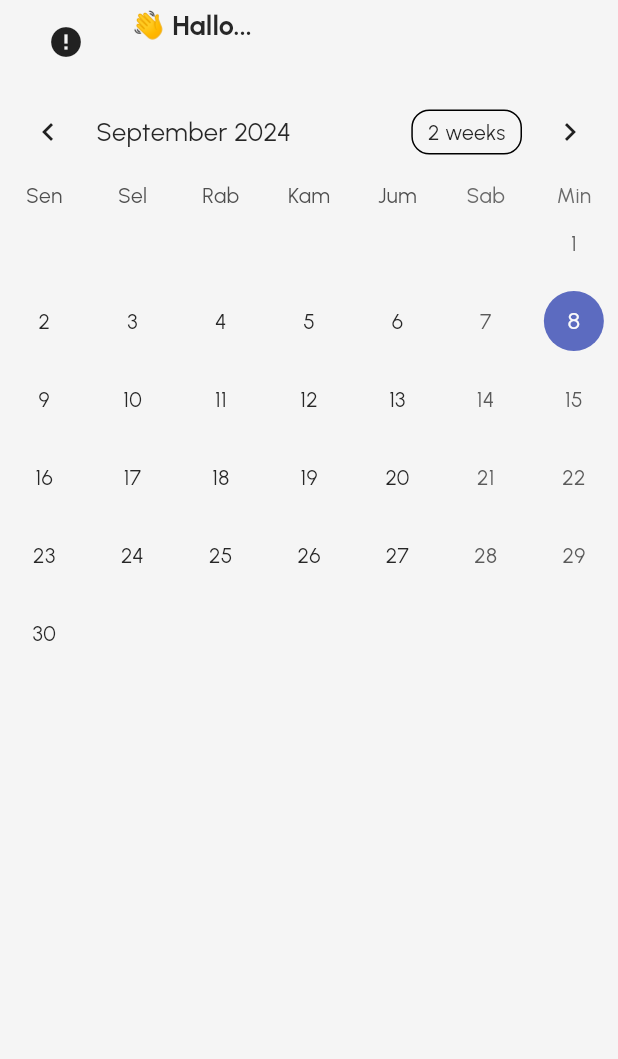
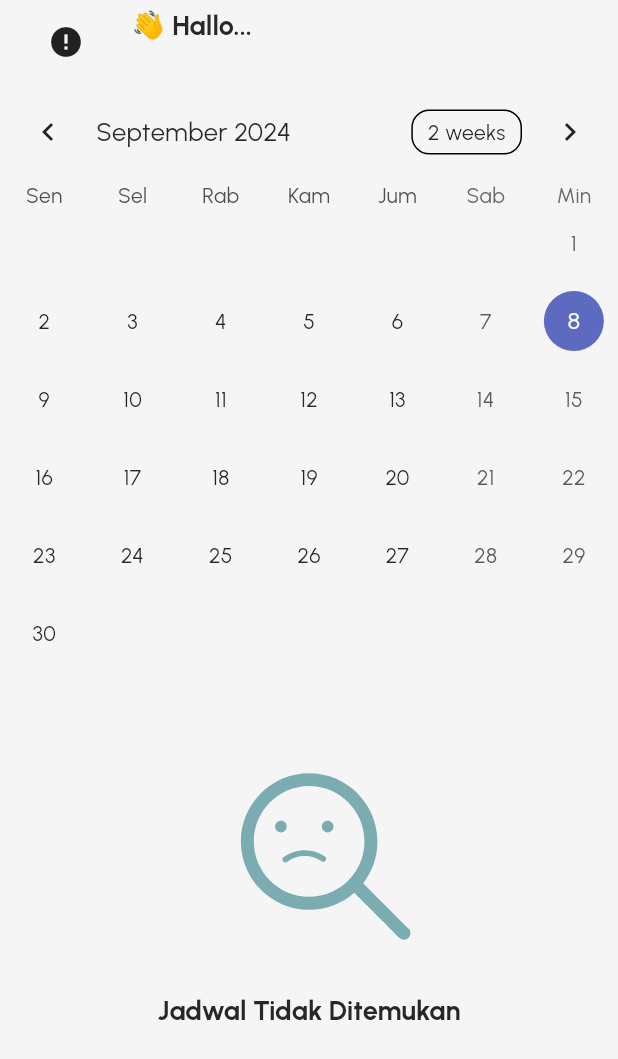
Before and after one commit to DikaHaryadi/penjadwalan, a Flutter app: the HomepageDriver widget shown alone on an empty page, opened directly, on a phone screen of 412 x 824 dp. Shown: the top 1059 px of the screen. Run offline on Flutter 3.47's test engine with Material 3 defaults, Android fonts, the phone set to English and light mode, and no system bars; drawn by our look-alikes of cached_network_image, table_calendar; our stand-ins replace cloud_firestore, connectivity_plus, firebase_core, get, get_storage, iconsax and 3 more; accounts and stored records are empty; generated files the repository leaves out were written again; network calls fail.

Commit message:
penambahan lottie jika tidak ada jadwal

```diff
--- a/lib/screens/driver/homepage_driver.dart
+++ b/lib/screens/driver/homepage_driver.dart
@@ -6,6 +6,7 @@ import 'package:example/theme/app_colors.dart';
 import 'package:flutter/material.dart';
 import 'package:get/get.dart';
 import 'package:iconsax/iconsax.dart';
+import 'package:lottie/lottie.dart';
 import 'package:table_calendar/table_calendar.dart';
 
 import '../../controllers/calendar_controller.dart';
@@ -95,7 +96,16 @@ class HomepageDriver extends StatelessWidget {
                 ),
               )),
           const SizedBox(height: 8.0),
-          Obx(() => ListView.builder(
+          Obx(() => controller.selectedEvents.isEmpty
+              ? Column(
+                  children: [
+                    Lottie.asset('assets/animations/not_avaiable.json',
+                        width: MediaQuery.of(context).size.width / 2),
+                    Text('Jadwal Tidak Ditemukan',
+                        style: Theme.of(context).textTheme.headlineMedium)
+                  ],
+                )
+              : ListView.builder(
                   itemCount: controller.selectedEvents.length,
                   shrinkWrap: true,
                   physics: const NeverScrollableScrollPhysics(),
@@ -116,8 +126,10 @@ class HomepageDriver extends StatelessWidget {
                                         ),
                                         TextButton(
                                           onPressed: () async {
-                                          await controller.editStatusByTanggal(
-                                              events.date!, events.status);
+                                            await controller
+                                                .editStatusByTanggal(
+                                                    events.date!,
+                                                    events.status);
                                             Navigator.of(Get.overlayContext!)
                                                 .pop();
                                           },
@@ -227,9 +239,10 @@ class HomepageDriver extends StatelessWidget {
                                                   .textTheme
                                                   .titleMedium
                                                   ?.copyWith(
-                                                    fontWeight: FontWeight.bold,
-                                                    color:
-                                                        (events.status == '0' ||
+                                                      fontWeight:
+                                                          FontWeight.bold,
+                                                      color: (events.status ==
+                                                                  '0' ||
                                                               events.status ==
                                                                   '1')
                                                           ? AppColors.error
@@ -307,33 +320,24 @@ class HomepageDriver extends StatelessWidget {
                             ),
                             const SizedBox(height: CustomSize.sm),
                             Row(
-                              mainAxisAlignment: MainAxisAlignment.spaceBetween,
-                              children: [
-                                Row(
                               children: [
                                 Text(
                                   'Driver',
-                                      style: Theme.of(context)
-                                          .textTheme
-                                          .titleMedium,
+                                  style: Theme.of(context).textTheme.titleLarge,
                                 ),
                                 const SizedBox(width: CustomSize.sm),
                                 Text(events.driver)
                               ],
                             ),
-                                const SizedBox(width: CustomSize.sm),
+                            const SizedBox(height: CustomSize.sm),
                             Row(
                               children: [
                                 Text(
                                   'Plat Nomor',
-                                      style: Theme.of(context)
-                                          .textTheme
-                                          .titleLarge,
+                                  style: Theme.of(context).textTheme.titleLarge,
                                 ),
                                 const SizedBox(width: CustomSize.sm),
                                 Text(events.platNomer)
-                                  ],
-                                ),
                               ],
                             ),
                             const SizedBox(height: CustomSize.md),
@@ -357,7 +361,8 @@ class HomepageDriver extends StatelessWidget {
                               ),
                             )
                           ],
-                        )),
+                        ),
+                      ),
                     );
                   },
                 )),
```
Also changed, not shown: assets/animations/not_avaiable.json (added, +1 -0 lines). Lines whose indentation alone changed are shown as unchanged.
